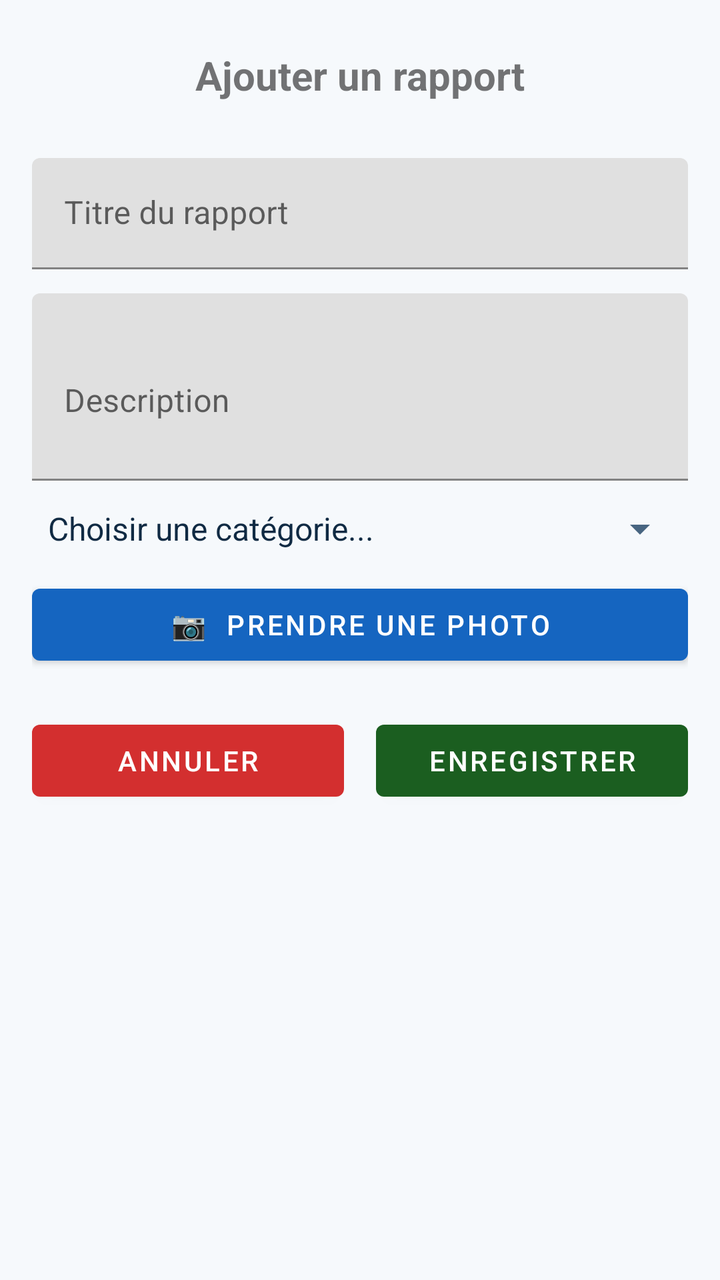
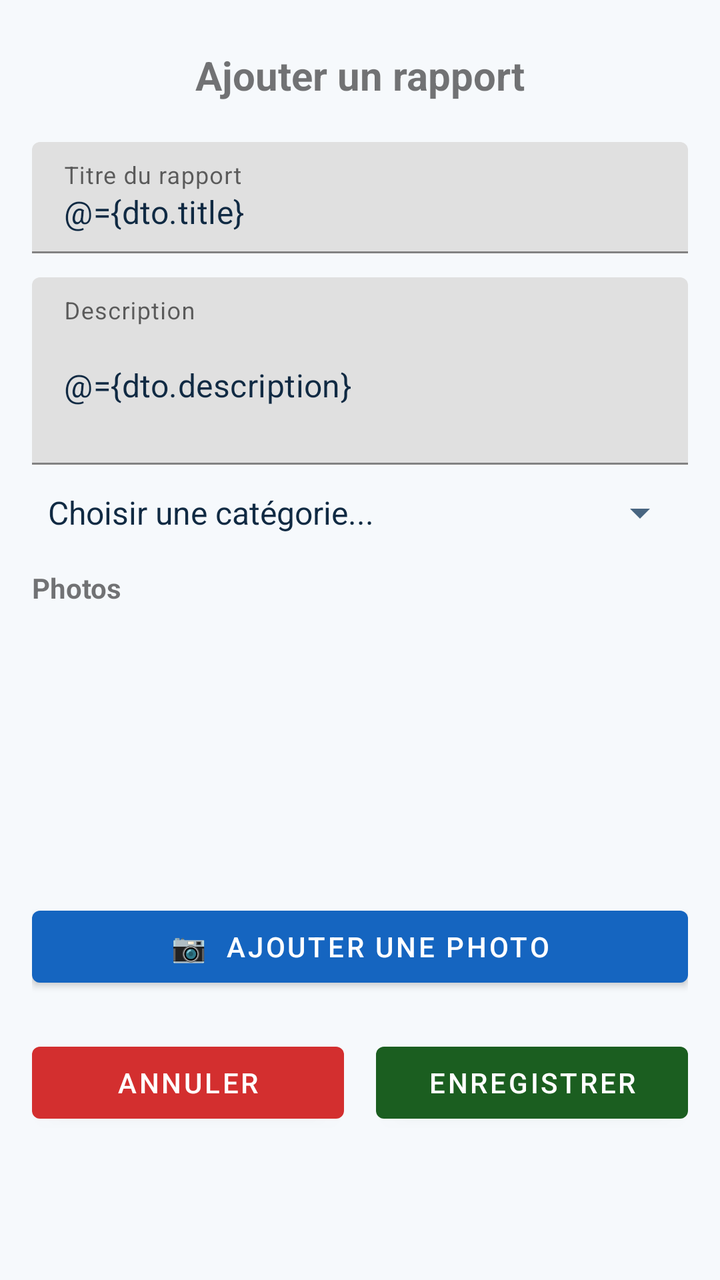

The first picture is an Android layout as it rendered before a commit; the second is the same layout after the commit. The layout source and the unified diff follow.
<!-- AndroidManifest.xml: application theme Theme.CitoyenActif.NoActionBar -->
<!-- res/layout/report_activity.xml -->
<?xml version="1.0" encoding="utf-8"?>
<layout xmlns:android="http://schemas.android.com/apk/res/android"
    xmlns:app="http://schemas.android.com/apk/res-auto">

    <data></data>

    <androidx.constraintlayout.widget.ConstraintLayout
        android:layout_width="match_parent"
        android:layout_height="match_parent"
        android:padding="16dp">

        
        <TextView
            android:id="@+id/tvReportFormTitle"
            android:layout_width="0dp"
            android:layout_height="wrap_content"
            android:text="Ajouter un rapport"
            android:textStyle="bold"
            android:textSize="20sp"
            android:textAlignment="center"
            android:paddingTop="8dp"
            android:paddingBottom="8dp"
            app:layout_constraintTop_toTopOf="parent"
            app:layout_constraintStart_toStartOf="parent"
            app:layout_constraintEnd_toEndOf="parent" />

        
        <com.google.android.material.textfield.TextInputLayout
            android:id="@+id/tilTitle"
            android:layout_width="0dp"
            android:layout_height="wrap_content"
            android:layout_marginTop="20dp"
            android:hint="Titre du rapport"
            app:layout_constraintTop_toBottomOf="@id/tvReportFormTitle"
            app:layout_constraintStart_toStartOf="parent"
            app:layout_constraintEnd_toEndOf="parent">

            <com.google.android.material.textfield.TextInputEditText
                android:id="@+id/etTitle"
                android:layout_width="match_parent"
                android:layout_height="wrap_content"
                android:maxLines="1" />
        </com.google.android.material.textfield.TextInputLayout>

        
        <com.google.android.material.textfield.TextInputLayout
            android:id="@+id/tilDescription"
            android:layout_width="0dp"
            android:layout_height="wrap_content"
            android:layout_marginTop="12dp"
            android:hint="Description"
            app:layout_constraintTop_toBottomOf="@id/tilTitle"
            app:layout_constraintStart_toStartOf="parent"
            app:layout_constraintEnd_toEndOf="parent">

            <com.google.android.material.textfield.TextInputEditText
                android:id="@+id/etDescription"
                android:layout_width="match_parent"
                android:layout_height="wrap_content"
                android:minLines="3"
                android:inputType="textMultiLine" />
        </com.google.android.material.textfield.TextInputLayout>

        
        <com.google.android.material.textfield.TextInputLayout
            android:id="@+id/tilCategory"
            android:layout_width="0dp"
            android:layout_height="wrap_content"
            android:layout_marginTop="12dp"
            android:hint="Catégorie"
            app:layout_constraintTop_toBottomOf="@id/tilDescription"
            app:layout_constraintStart_toStartOf="parent"
            app:layout_constraintEnd_toEndOf="parent">

            <Spinner
                android:id="@+id/spCategory"
                android:layout_width="match_parent"
                android:layout_height="wrap_content"
                android:entries="@array/report_categories" />
        </com.google.android.material.textfield.TextInputLayout>

        
        <com.google.android.material.button.MaterialButton
            android:id="@+id/btnTakePhoto"
            android:layout_width="0dp"
            android:layout_height="wrap_content"
            android:layout_marginTop="12dp"
            android:text="📷  Prendre une photo"
            app:backgroundTint="#1565C0"
            android:textColor="@android:color/white"
            app:layout_constraintTop_toBottomOf="@id/tilCategory"
            app:layout_constraintStart_toStartOf="parent"
            app:layout_constraintEnd_toEndOf="parent" />

        
        <ImageView
            android:id="@+id/ivPhoto"
            android:layout_width="0dp"
            android:layout_height="180dp"
            android:layout_marginTop="10dp"
            android:scaleType="centerCrop"
            android:background="#F0F0F0"
            android:contentDescription="Photo du rapport"
            android:visibility="gone"
            app:layout_constraintTop_toBottomOf="@id/btnTakePhoto"
            app:layout_constraintStart_toStartOf="parent"
            app:layout_constraintEnd_toEndOf="parent" />

        
        <LinearLayout
            android:id="@+id/llButtons"
            android:layout_width="0dp"
            android:layout_height="wrap_content"
            android:orientation="horizontal"
            android:layout_marginTop="20dp"
            app:layout_constraintTop_toBottomOf="@id/ivPhoto"
            app:layout_constraintStart_toStartOf="parent"
            app:layout_constraintEnd_toEndOf="parent">

            <com.google.android.material.button.MaterialButton
                android:id="@+id/btnCancelReport"
                android:layout_width="0dp"
                android:layout_height="wrap_content"
                android:layout_weight="1"
                android:text="Annuler"
                app:backgroundTint="#D32F2F"
                android:textColor="@android:color/white" />

            <Space
                android:layout_width="16dp"
                android:layout_height="wrap_content" />

            <com.google.android.material.button.MaterialButton
                android:id="@+id/btnSaveReport"
                android:layout_width="0dp"
                android:layout_height="wrap_content"
                android:layout_weight="1"
                android:text="Enregistrer"
                app:backgroundTint="#1B5E20"
                android:textColor="@android:color/white" />
        </LinearLayout>

    </androidx.constraintlayout.widget.ConstraintLayout>
</layout>
<!-- resources referenced by this layout -->
<resources>
  <string-array name="report_categories">
          <item>Choisir une catégorie...</item>
          <item>Voirie</item>
          <item>Éclairage</item>
          <item>Parc</item>
          <item>Aqueduc</item>
          <item>Autre</item>
      </string-array>
  <style name="Theme.CitoyenActif.NoActionBar" parent="Theme.MaterialComponents.DayNight.NoActionBar">
  
          
          <item name="colorPrimary">@color/sky_blue</item>
          <item name="colorPrimaryVariant">@color/sky_blue_dark</item>
          <item name="colorSecondary">@color/accent_teal</item>
  
          
          <item name="android:windowBackground">@color/app_background</item>
  
          
          <item name="android:textColorPrimary">@color/text_primary</item>
          <item name="android:textColorSecondary">@color/text_secondary</item>
  
          
          <item name="android:statusBarColor">@color/sky_blue_dark</item>
      </style>
  <color name="sky_blue">#4FC3F7</color>
  <color name="sky_blue_dark">#0288D1</color>
  <color name="accent_teal">#26C6DA</color>
  <color name="app_background">#F6F9FC</color>
  <color name="text_primary">#102A43</color>
  <color name="text_secondary">#486581</color>
</resources>

<!-- the commit's change to res/layout/report_activity.xml (unified diff, before → after) -->
@@ -2,143 +2,172 @@
 <layout xmlns:android="http://schemas.android.com/apk/res/android"
     xmlns:app="http://schemas.android.com/apk/res-auto">
 
-    <data></data>
+    
+    <data>
+        <variable
+            name="dto"
+            type="com.example.citoyenactif.model.dto.ReportCreateDTO" />
+    </data>
 
-    <androidx.constraintlayout.widget.ConstraintLayout
+    <ScrollView
         android:layout_width="match_parent"
         android:layout_height="match_parent"
-        android:padding="16dp">
+        android:fillViewport="true">
 
-        
-        <TextView
-            android:id="@+id/tvReportFormTitle"
-            android:layout_width="0dp"
+        <LinearLayout
+            android:layout_width="match_parent"
             android:layout_height="wrap_content"
-            android:text="Ajouter un rapport"
-            android:textStyle="bold"
-            android:textSize="20sp"
-            android:textAlignment="center"
-            android:paddingTop="8dp"
-            android:paddingBottom="8dp"
-            app:layout_constraintTop_toTopOf="parent"
-            app:layout_constraintStart_toStartOf="parent"
-            app:layout_constraintEnd_toEndOf="parent" />
+            android:orientation="vertical"
+            android:padding="16dp">
 
-        
-        <com.google.android.material.textfield.TextInputLayout
-            android:id="@+id/tilTitle"
-            android:layout_width="0dp"
-            android:layout_height="wrap_content"
-            android:layout_marginTop="20dp"
-            android:hint="Titre du rapport"
-            app:layout_constraintTop_toBottomOf="@id/tvReportFormTitle"
-            app:layout_constraintStart_toStartOf="parent"
-            app:layout_constraintEnd_toEndOf="parent">
-
-            <com.google.android.material.textfield.TextInputEditText
-                android:id="@+id/etTitle"
+            
+            <TextView
+                android:id="@+id/tvReportFormTitle"
                 android:layout_width="match_parent"
                 android:layout_height="wrap_content"
-                android:maxLines="1" />
-        </com.google.android.material.textfield.TextInputLayout>
+                android:text="Ajouter un rapport"
+                android:textStyle="bold"
+                android:textSize="20sp"
+                android:textAlignment="center"
+                android:paddingTop="8dp"
+                android:paddingBottom="12dp" />
 
-        
-        <com.google.android.material.textfield.TextInputLayout
-            android:id="@+id/tilDescription"
-            android:layout_width="0dp"
-            android:layout_height="wrap_content"
-            android:layout_marginTop="12dp"
-            android:hint="Description"
-            app:layout_constraintTop_toBottomOf="@id/tilTitle"
-            app:layout_constraintStart_toStartOf="parent"
-            app:layout_constraintEnd_toEndOf="parent">
-
-            <com.google.android.material.textfield.TextInputEditText
-                android:id="@+id/etDescription"
+            
+            <com.google.android.material.textfield.TextInputLayout
+                android:id="@+id/tilTitle"
                 android:layout_width="match_parent"
                 android:layout_height="wrap_content"
-                android:minLines="3"
-                android:inputType="textMultiLine" />
-        </com.google.android.material.textfield.TextInputLayout>
+                android:layout_marginTop="8dp"
+                android:hint="Titre du rapport">
 
-        
-        <com.google.android.material.textfield.TextInputLayout
-            android:id="@+id/tilCategory"
-            android:layout_width="0dp"
-            android:layout_height="wrap_content"
-            android:layout_marginTop="12dp"
-            android:hint="Catégorie"
-            app:layout_constraintTop_toBottomOf="@id/tilDescription"
-            app:layout_constraintStart_toStartOf="parent"
-            app:layout_constraintEnd_toEndOf="parent">
+                <com.google.android.material.textfield.TextInputEditText
+                    android:id="@+id/etTitle"
+                    android:layout_width="match_parent"
+                    android:layout_height="wrap_content"
+                    android:maxLines="1"
+                    android:text="@={dto.title}" />
 
-            <Spinner
-                android:id="@+id/spCategory"
+            </com.google.android.material.textfield.TextInputLayout>
+
+            
+            <com.google.android.material.textfield.TextInputLayout
+                android:id="@+id/tilDescription"
                 android:layout_width="match_parent"
                 android:layout_height="wrap_content"
-                android:entries="@array/report_categories" />
-        </com.google.android.material.textfield.TextInputLayout>
+                android:layout_marginTop="12dp"
+                android:hint="Description">
 
-        
-        <com.google.android.material.button.MaterialButton
-            android:id="@+id/btnTakePhoto"
-            android:layout_width="0dp"
-            android:layout_height="wrap_content"
-            android:layout_marginTop="12dp"
-            android:text="📷  Prendre une photo"
-            app:backgroundTint="#1565C0"
-            android:textColor="@android:color/white"
-            app:layout_constraintTop_toBottomOf="@id/tilCategory"
-            app:layout_constraintStart_toStartOf="parent"
-            app:layout_constraintEnd_toEndOf="parent" />
+                <com.google.android.material.textfield.TextInputEditText
+                    android:id="@+id/etDescription"
+                    android:layout_width="match_parent"
+                    android:layout_height="wrap_content"
+                    android:minLines="3"
+                    android:inputType="textMultiLine"
+                    android:text="@={dto.description}" />
 
-        
-        <ImageView
-            android:id="@+id/ivPhoto"
-            android:layout_width="0dp"
-            android:layout_height="180dp"
-            android:layout_marginTop="10dp"
-            android:scaleType="centerCrop"
-            android:background="#F0F0F0"
-            android:contentDescription="Photo du rapport"
-            android:visibility="gone"
-            app:layout_constraintTop_toBottomOf="@id/btnTakePhoto"
-            app:layout_constraintStart_toStartOf="parent"
-            app:layout_constraintEnd_toEndOf="parent" />
+            </com.google.android.material.textfield.TextInputLayout>
 
-        
-        <LinearLayout
-            android:id="@+id/llButtons"
-            android:layout_width="0dp"
-            android:layout_height="wrap_content"
-            android:orientation="horizontal"
-            android:layout_marginTop="20dp"
-            app:layout_constraintTop_toBottomOf="@id/ivPhoto"
-            app:layout_constraintStart_toStartOf="parent"
-            app:layout_constraintEnd_toEndOf="parent">
+            
+            <com.google.android.material.textfield.TextInputLayout
+                android:id="@+id/tilCategory"
+                android:layout_width="match_parent"
+                android:layout_height="wrap_content"
+                android:layout_marginTop="12dp"
+                android:hint="Catégorie">
 
+                <Spinner
+                    android:id="@+id/spCategory"
+                    android:layout_width="match_parent"
+                    android:layout_height="wrap_content"
+                    android:entries="@array/report_categories" />
+
+            </com.google.android.material.textfield.TextInputLayout>
+
+            
+
+            <TextView
+                android:layout_width="match_parent"
+                android:layout_height="wrap_content"
+                android:text="Photos"
+                android:textStyle="bold"
+                android:textSize="14sp"
+                android:layout_marginTop="16dp"
+                android:layout_marginBottom="8dp" />
+
+            
+            <HorizontalScrollView
+                android:id="@+id/hsvPhotos"
+                android:layout_width="match_parent"
+                android:layout_height="130dp"
+                android:scrollbars="none">
+
+                
+                <LinearLayout
+                    android:id="@+id/llPhotos"
+                    android:layout_width="wrap_content"
+                    android:layout_height="match_parent"
+                    android:orientation="horizontal"
+                    android:gravity="center_vertical" />
+
+            </HorizontalScrollView>
+
+            
             <com.google.android.material.button.MaterialButton
-                android:id="@+id/btnCancelReport"
-                android:layout_width="0dp"
+                android:id="@+id/btnTakePhoto"
+                android:layout_width="match_parent"
                 android:layout_height="wrap_content"
-                android:layout_weight="1"
-                android:text="Annuler"
-                app:backgroundTint="#D32F2F"
+                android:layout_marginTop="8dp"
+                android:text="📷  Ajouter une photo"
+                app:backgroundTint="#1565C0"
                 android:textColor="@android:color/white" />
 
-            <Space
-                android:layout_width="16dp"
-                android:layout_height="wrap_content" />
+            
 
-            <com.google.android.material.button.MaterialButton
-                android:id="@+id/btnSaveReport"
-                android:layout_width="0dp"
+            <LinearLayout
+                android:id="@+id/llButtons"
+                android:layout_width="match_parent"
                 android:layout_height="wrap_content"
-                android:layout_weight="1"
-                android:text="Enregistrer"
-                app:backgroundTint="#1B5E20"
-                android:textColor="@android:color/white" />
+                android:orientation="horizontal"
+                android:layout_marginTop="20dp">
+
+                
+                <com.google.android.material.button.MaterialButton
+                    android:id="@+id/btnCancelReport"
+                    android:layout_width="0dp"
+                    android:layout_height="wrap_content"
+                    android:layout_weight="1"
+                    android:text="Annuler"
+                    app:backgroundTint="#D32F2F"
+                    android:textColor="@android:color/white" />
+
+                <Space android:layout_width="8dp" android:layout_height="wrap_content" />
+
+                
+                <com.google.android.material.button.MaterialButton
+                    android:id="@+id/btnEditReport"
+                    android:layout_width="0dp"
+                    android:layout_height="wrap_content"
+                    android:layout_weight="1"
+                    android:text="Modifier"
+                    android:visibility="gone"
+                    app:backgroundTint="#F57F17"
+                    android:textColor="@android:color/white" />
+
+                <Space android:layout_width="8dp" android:layout_height="wrap_content" />
+
+                
+                <com.google.android.material.button.MaterialButton
+                    android:id="@+id/btnSaveReport"
+                    android:layout_width="0dp"
+                    android:layout_height="wrap_content"
+                    android:layout_weight="1"
+                    android:text="Enregistrer"
+                    app:backgroundTint="#1B5E20"
+                    android:textColor="@android:color/white" />
+
+            </LinearLayout>
+
         </LinearLayout>
 
-    </androidx.constraintlayout.widget.ConstraintLayout>
+    </ScrollView>
 </layout>
